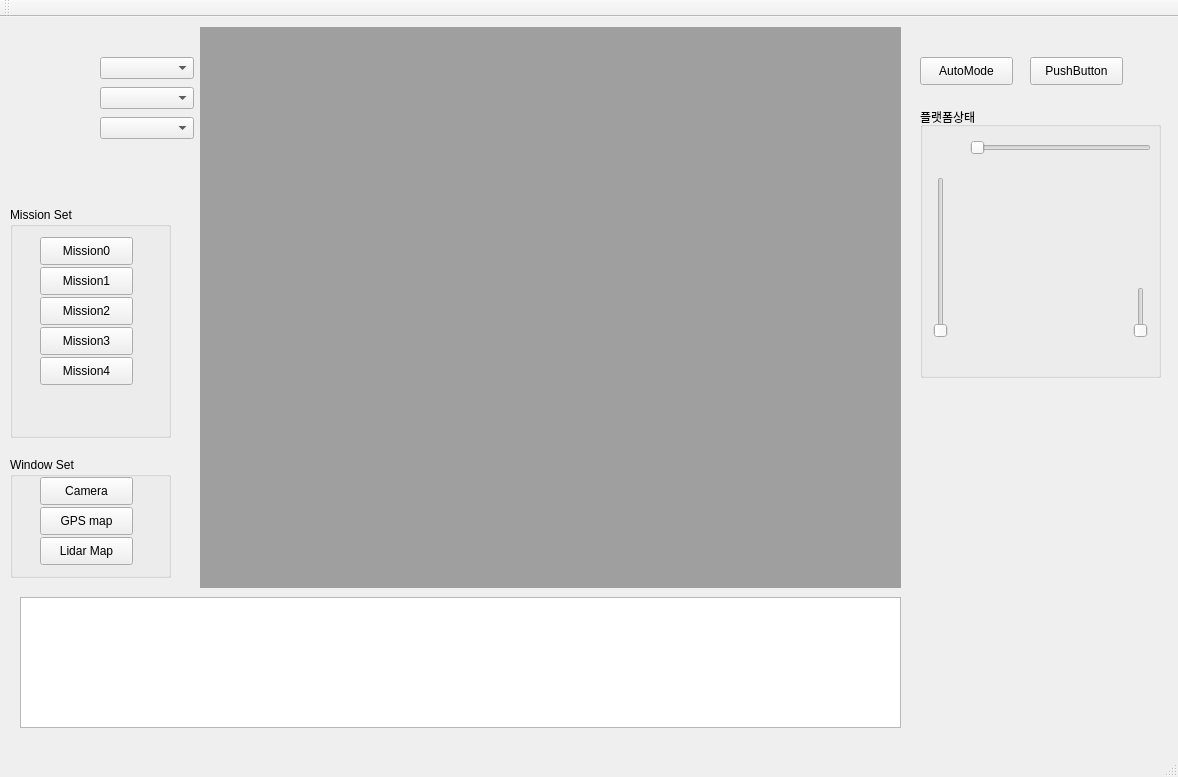
First picture: the form in selfDriving.ui, repository yibre/AutoDriving0526, before the edit.
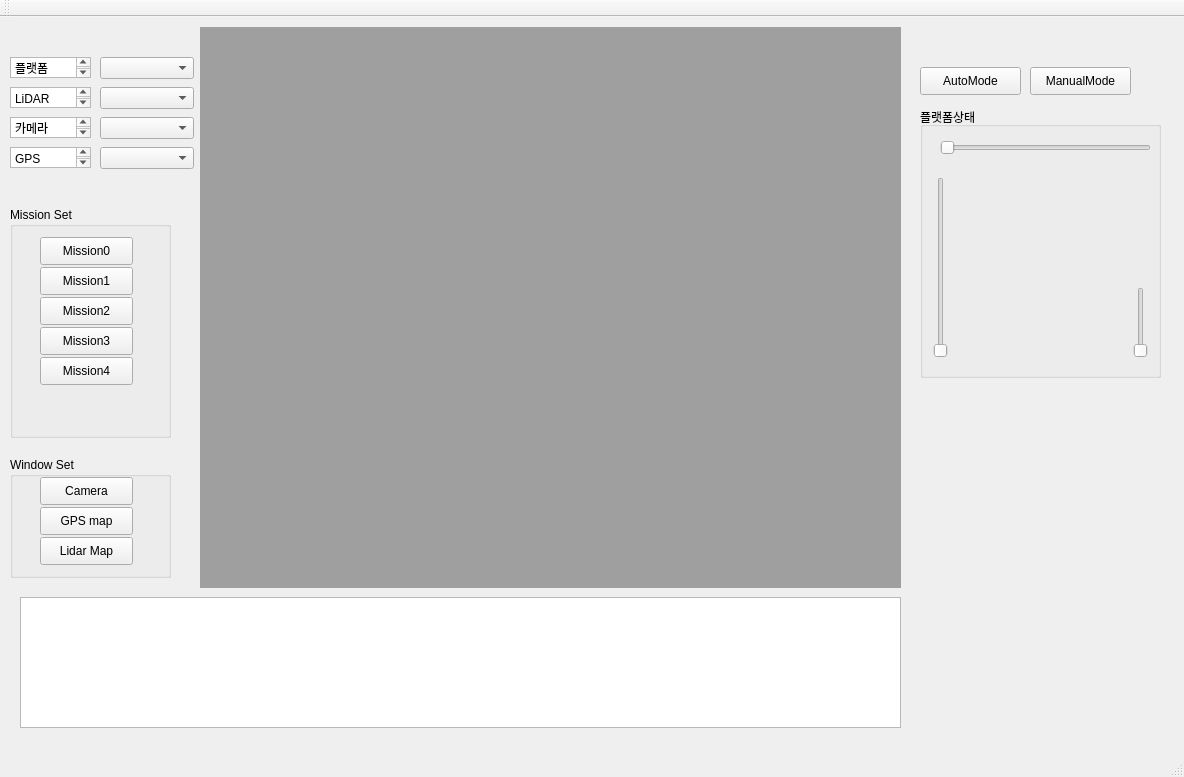
Second picture: the form after the edit.

Commit message: DY: trying to make UI comboBox

Diff of the .ui file:
```diff
--- a/selfDriving.ui
+++ b/selfDriving.ui
@@ -6,7 +6,7 @@
    <rect>
     <x>0</x>
     <y>0</y>
-    <width>1178</width>
+    <width>1184</width>
     <height>777</height>
    </rect>
   </property>
@@ -212,9 +212,9 @@
     <widget class="QSlider" name="horizontalSlider">
      <property name="geometry">
       <rect>
-       <x>50</x>
+       <x>20</x>
        <y>30</y>
-       <width>181</width>
+       <width>211</width>
        <height>22</height>
       </rect>
      </property>
@@ -228,7 +228,7 @@
        <x>10</x>
        <y>70</y>
        <width>22</width>
-       <height>161</height>
+       <height>181</height>
       </rect>
      </property>
      <property name="orientation">
@@ -241,7 +241,7 @@
        <x>210</x>
        <y>180</y>
        <width>22</width>
-       <height>51</height>
+       <height>71</height>
       </rect>
      </property>
      <property name="orientation">
@@ -253,8 +253,8 @@
     <property name="geometry">
      <rect>
       <x>920</x>
-      <y>40</y>
-      <width>93</width>
+      <y>50</y>
+      <width>101</width>
       <height>28</height>
      </rect>
     </property>
@@ -266,13 +266,91 @@
     <property name="geometry">
      <rect>
       <x>1030</x>
-      <y>40</y>
-      <width>93</width>
+      <y>50</y>
+      <width>101</width>
       <height>28</height>
      </rect>
     </property>
     <property name="text">
-     <string>PushButton</string>
+     <string>ManualMode</string>
+    </property>
+   </widget>
+   <widget class="QTextBrowser" name="textBrowser_2">
+    <property name="geometry">
+     <rect>
+      <x>10</x>
+      <y>40</y>
+      <width>81</width>
+      <height>21</height>
+     </rect>
+    </property>
+    <property name="html">
+     <string>&lt;!DOCTYPE HTML PUBLIC &quot;-//W3C//DTD HTML 4.0//EN&quot; &quot;http://www.w3.org/TR/REC-html40/strict.dtd&quot;&gt;
+&lt;html&gt;&lt;head&gt;&lt;meta name=&quot;qrichtext&quot; content=&quot;1&quot; /&gt;&lt;style type=&quot;text/css&quot;&gt;
+p, li { white-space: pre-wrap; }
+&lt;/style&gt;&lt;/head&gt;&lt;body style=&quot; font-family:'Gulim'; font-size:9pt; font-weight:400; font-style:normal;&quot;&gt;
+&lt;p style=&quot; margin-top:0px; margin-bottom:0px; margin-left:0px; margin-right:0px; -qt-block-indent:0; text-indent:0px;&quot;&gt;플랫폼&lt;/p&gt;&lt;/body&gt;&lt;/html&gt;</string>
+    </property>
+   </widget>
+   <widget class="QTextBrowser" name="textBrowser_3">
+    <property name="geometry">
+     <rect>
+      <x>10</x>
+      <y>70</y>
+      <width>81</width>
+      <height>21</height>
+     </rect>
+    </property>
+    <property name="html">
+     <string>&lt;!DOCTYPE HTML PUBLIC &quot;-//W3C//DTD HTML 4.0//EN&quot; &quot;http://www.w3.org/TR/REC-html40/strict.dtd&quot;&gt;
+&lt;html&gt;&lt;head&gt;&lt;meta name=&quot;qrichtext&quot; content=&quot;1&quot; /&gt;&lt;style type=&quot;text/css&quot;&gt;
+p, li { white-space: pre-wrap; }
+&lt;/style&gt;&lt;/head&gt;&lt;body style=&quot; font-family:'Gulim'; font-size:9pt; font-weight:400; font-style:normal;&quot;&gt;
+&lt;p style=&quot; margin-top:0px; margin-bottom:0px; margin-left:0px; margin-right:0px; -qt-block-indent:0; text-indent:0px;&quot;&gt;LiDAR&lt;/p&gt;&lt;/body&gt;&lt;/html&gt;</string>
+    </property>
+   </widget>
+   <widget class="QTextBrowser" name="textBrowser_4">
+    <property name="geometry">
+     <rect>
+      <x>10</x>
+      <y>100</y>
+      <width>81</width>
+      <height>21</height>
+     </rect>
+    </property>
+    <property name="html">
+     <string>&lt;!DOCTYPE HTML PUBLIC &quot;-//W3C//DTD HTML 4.0//EN&quot; &quot;http://www.w3.org/TR/REC-html40/strict.dtd&quot;&gt;
+&lt;html&gt;&lt;head&gt;&lt;meta name=&quot;qrichtext&quot; content=&quot;1&quot; /&gt;&lt;style type=&quot;text/css&quot;&gt;
+p, li { white-space: pre-wrap; }
+&lt;/style&gt;&lt;/head&gt;&lt;body style=&quot; font-family:'Gulim'; font-size:9pt; font-weight:400; font-style:normal;&quot;&gt;
+&lt;p style=&quot; margin-top:0px; margin-bottom:0px; margin-left:0px; margin-right:0px; -qt-block-indent:0; text-indent:0px;&quot;&gt;카메라&lt;/p&gt;&lt;/body&gt;&lt;/html&gt;</string>
+    </property>
+   </widget>
+   <widget class="QTextBrowser" name="textBrowser_5">
+    <property name="geometry">
+     <rect>
+      <x>10</x>
+      <y>130</y>
+      <width>81</width>
+      <height>21</height>
+     </rect>
+    </property>
+    <property name="html">
+     <string>&lt;!DOCTYPE HTML PUBLIC &quot;-//W3C//DTD HTML 4.0//EN&quot; &quot;http://www.w3.org/TR/REC-html40/strict.dtd&quot;&gt;
+&lt;html&gt;&lt;head&gt;&lt;meta name=&quot;qrichtext&quot; content=&quot;1&quot; /&gt;&lt;style type=&quot;text/css&quot;&gt;
+p, li { white-space: pre-wrap; }
+&lt;/style&gt;&lt;/head&gt;&lt;body style=&quot; font-family:'Gulim'; font-size:9pt; font-weight:400; font-style:normal;&quot;&gt;
+&lt;p style=&quot; margin-top:0px; margin-bottom:0px; margin-left:0px; margin-right:0px; -qt-block-indent:0; text-indent:0px;&quot;&gt;GPS&lt;/p&gt;&lt;/body&gt;&lt;/html&gt;</string>
+    </property>
+   </widget>
+   <widget class="QComboBox" name="comboBox_4">
+    <property name="geometry">
+     <rect>
+      <x>100</x>
+      <y>130</y>
+      <width>94</width>
+      <height>22</height>
+     </rect>
     </property>
    </widget>
   </widget>
```
Left out of the diff: 4 changed lines with no effect on the pictures. The commit also changes 4 other files.
